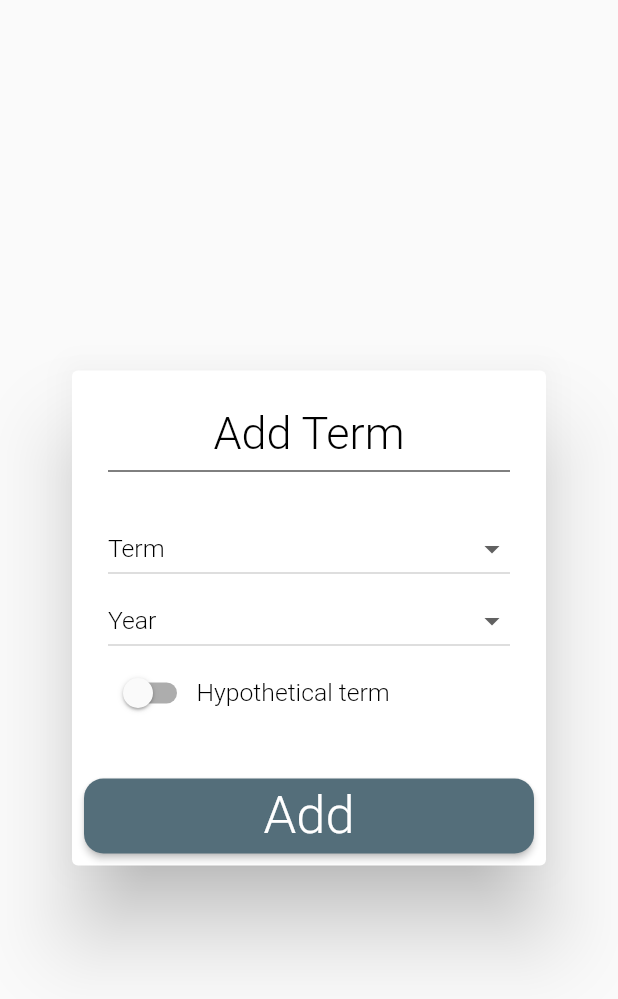
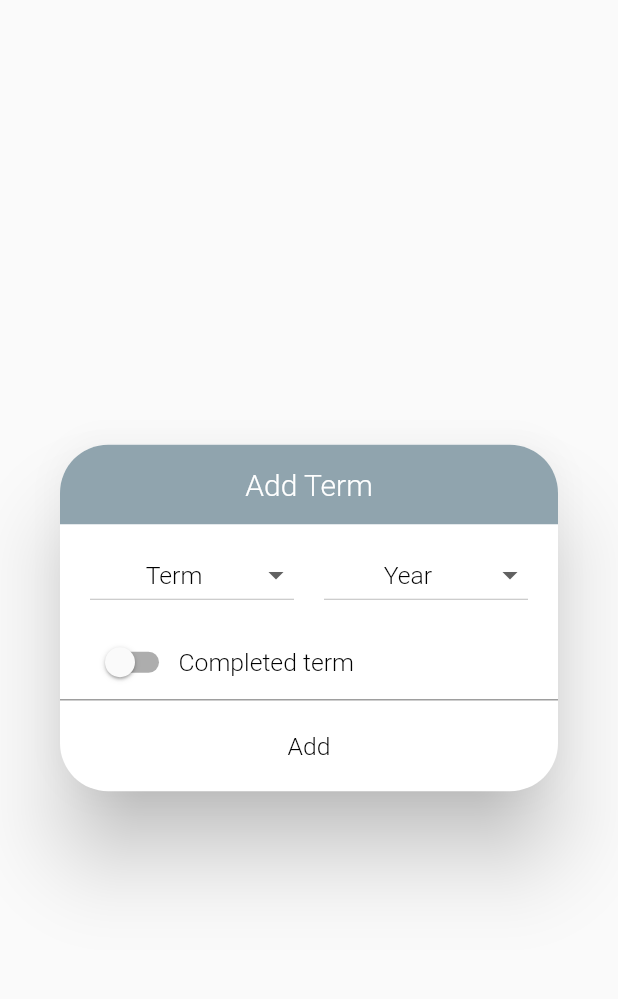
Before and after one commit to rabaraaaron/Gradebook, a Flutter app: the NewTerm widget shown alone on an empty page, opened directly with empty values, on a phone screen of 412 x 824 dp. Shown: the top 999 px of the screen. Run offline on Flutter 3.47's test engine with Material 2 defaults, Android fonts, the phone set to English and light mode, and no system bars; our stand-ins replace cloud_firestore, firebase_auth, firebase_core, flushbar, flutter_datetime_picker, flutter_local_notifications and 7 more; missing offline and left inert: dart:ffi; accounts and stored records are empty; Roboto replaces fonts that are missing (TextStyle).

Commit message:
Changed add-Term and term-Options dialogs to the new one

```diff
--- a/gradebook/lib/pages/Term/NewTerm.dart
+++ b/gradebook/lib/pages/Term/NewTerm.dart
@@ -1,5 +1,6 @@
 import 'package:flutter/material.dart';
 import 'package:gradebook/services/term_service.dart';
+import 'package:gradebook/utils/customDialog.dart';
 
 
 // ignore: must_be_immutable
@@ -21,6 +22,7 @@ class _NewTermState extends State<NewTerm> {
   var termYear;
   var addedTerm;
   var checked = false;
+  Form form;
 
   _NewTermState(context, terms) {
     thisContext = context;
@@ -51,36 +53,20 @@ class _NewTermState extends State<NewTerm> {
           ));
     }
 
-    SizedBox addButton = SizedBox(
-      height: 50,
-      width: 300,
-      child: RaisedButton(
-          color: Theme.of(context).primaryColor,
-          shape: RoundedRectangleBorder(borderRadius: BorderRadius.circular(13.0)),
-          onPressed: () async {
-            await term.addTerm(addedTerm, termYear);
-            Navigator.pop(context);
-          },
-          child: Text("Add",  style: Theme.of(context).textTheme.headline2,)
-      ),
-    );
-
-    return AlertDialog(
-      title: Column(children: [
-        Text(
-          "Add Term",
-          style: Theme.of(context).textTheme.headline4,
-        ),
-        Divider(color: Theme.of(context).dividerColor),
-      ],),
-        content: SizedBox(
-          child: Form(
+    form = Form(
         child: Column(
             children: [
-                    DropdownButton(
-                      hint: Text(
+              Container(
+                padding: EdgeInsets.only(top: 10, bottom: 10),
+                child: Row(
+                  children: [
+                    Expanded(
+                      child: DropdownButton(
+                        hint: Center(
+                          child: Text(
                             "Term",
                             style: Theme.of(context).textTheme.headline3,
+                          ),
                         ),
                         value: addedTerm,
                         items: listOfTerms,
@@ -91,10 +77,15 @@ class _NewTermState extends State<NewTerm> {
                         },
                         isExpanded: true,
                       ),
-                    DropdownButton(
-                      hint: Text(
+                    ),
+                    SizedBox(width: 20,),
+                    Expanded(
+                      child: DropdownButton(
+                        hint: Center(
+                          child: Text(
                             "Year",
                             style: Theme.of(context).textTheme.headline3,
+                          ),
                         ),
                         onChanged: (newYear) {
                           setState(() {
@@ -105,6 +96,11 @@ class _NewTermState extends State<NewTerm> {
                         isExpanded: true,
                         items: listOfYears,
                       ),
+                    ),
+                  ],
+                ),
+              ),
+
               Row(
                   children: [
                     Switch(
@@ -117,7 +113,7 @@ class _NewTermState extends State<NewTerm> {
                       },
                     ),
                     Text(
-                            "Hypothetical term",
+                      "Completed term",
                       style: Theme.of(context).textTheme.headline3,
                     ),
                     SizedBox(height: 20,),
@@ -125,7 +121,35 @@ class _NewTermState extends State<NewTerm> {
               ),
             ]
         )
+    );
+
+    SizedBox addButton = SizedBox(
+      height: 50,
+      width: 300,
+      child: RaisedButton(
+          //color: Theme.of(context).primaryColor,
+          color: Colors.transparent,
+          elevation: 0,
+          shape: RoundedRectangleBorder(borderRadius: BorderRadius.circular(13.0)),
+          onPressed: () async {
+            await term.addTerm(addedTerm, termYear);
+            Navigator.pop(context);
+          },
+          child: Text("Add",  style: Theme.of(context).textTheme.headline3,)
       ),
+    );
+
+    return CustomDialog(title: 'Add Term', context: context, form: form, button: addButton).show();
+
+      AlertDialog(
+      title: Column(children: [
+        Text("Add Term",
+          style: Theme.of(context).textTheme.headline4,
+        ),
+        Divider(color: Theme.of(context).dividerColor),
+      ],),
+        content: SizedBox(
+          child: form,
           width: 100,
           height: 145,
         ),
```
Also changed, not shown: gradebook/lib/pages/Term/TermOptions.dart (+58 -34 lines). Lines whose indentation alone changed are shown as unchanged.
